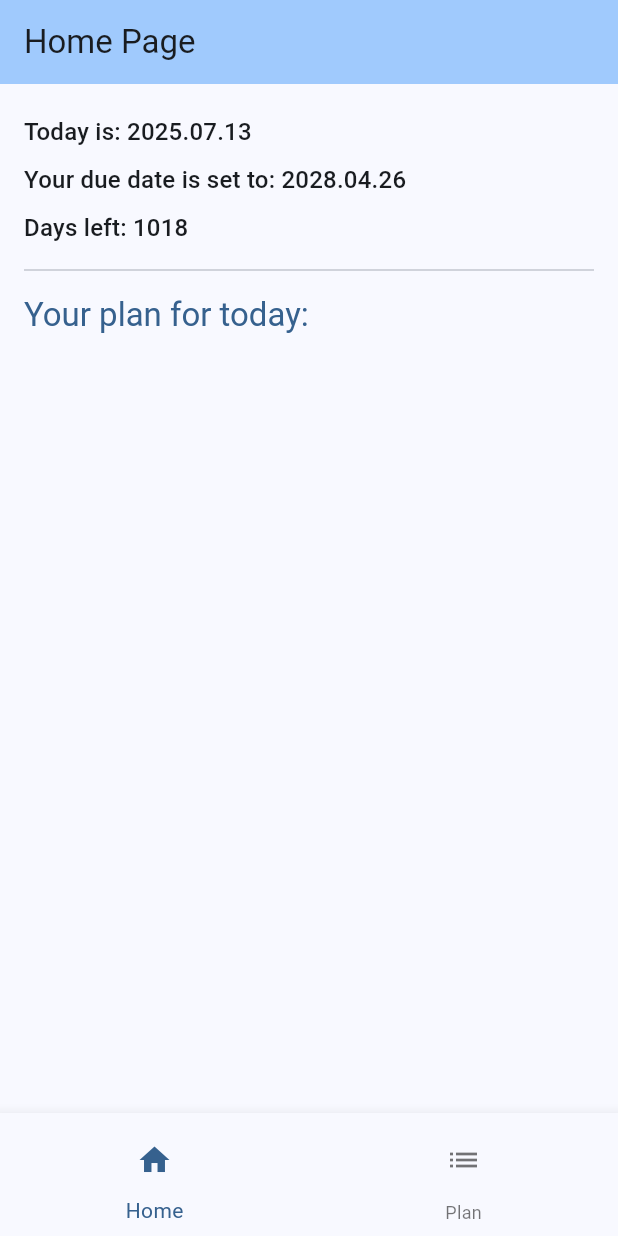
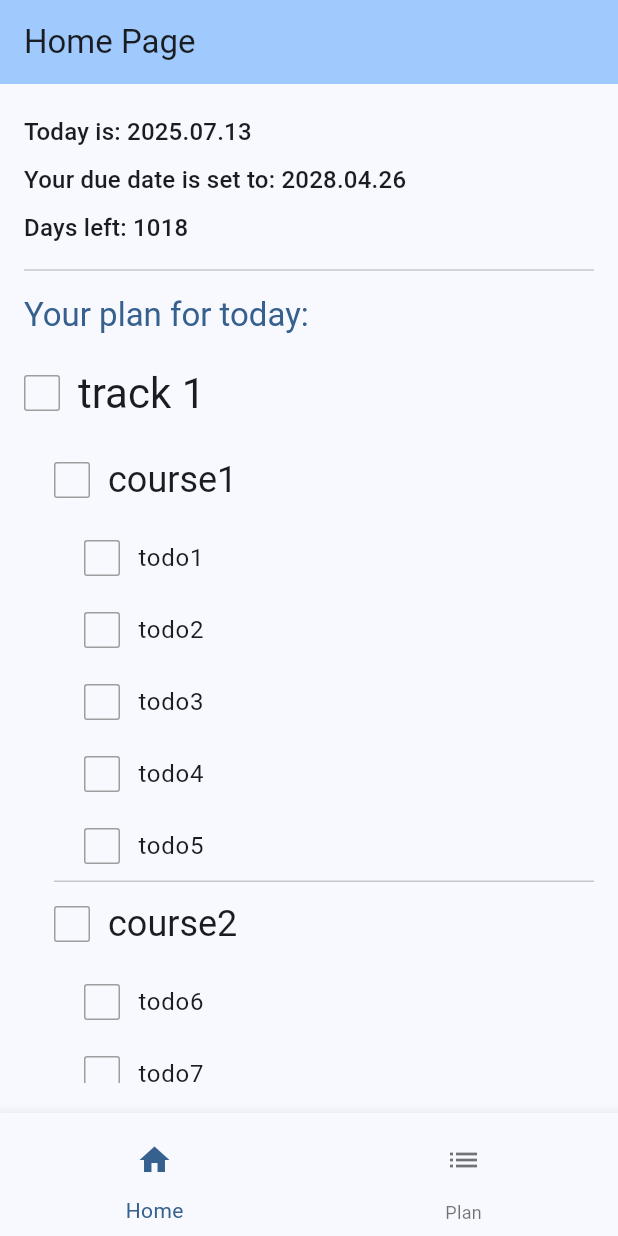
Before and after one commit to bukhanovskayamarina22/curricula_flutter_app, a Flutter app: the screen it shows after launch, on a phone screen of 412 x 824 dp. Run offline on Flutter 3.47's test engine with Material 3 defaults, Android fonts, the light colour scheme and no system bars; our stand-ins replace freezed_annotation, sqflite; accounts and stored records are empty.

Commit message:
feat: added list layout for tracks, courses, and todos

```diff
--- a/lib/mock_data.dart
+++ b/lib/mock_data.dart
@@ -1,6 +1,6 @@
-import 'package:curricula_flutter_app/service/models/course_repository_model.dart';
-import 'package:curricula_flutter_app/service/models/todo_repository_model.dart';
-import 'package:curricula_flutter_app/service/models/track_repository_model.dart';
+import 'package:curricula_flutter_app/service/models/course_repository_model.dart' show CourseRepositoryModel;
+import 'package:curricula_flutter_app/service/models/todo_repository_model.dart' show TodoRepositoryModel;
+import 'package:curricula_flutter_app/service/models/track_repository_model.dart' show TrackRepositoryModel;
 
 final track1 = TrackRepositoryModel(id: 1, name: 'track 1', link: 'http://example.com');
 final track2 = TrackRepositoryModel(id: 2, name: 'track 2', link: null);
--- a/lib/screens/home_screen.dart
+++ b/lib/screens/home_screen.dart
@@ -1,3 +1,4 @@
+import 'package:curricula_flutter_app/mock_data.dart';
 import 'package:curricula_flutter_app/screens/widgets/app_bottom_navigation_bar.dart';
 import 'package:curricula_flutter_app/utils/date_time_formatter.dart';
 import 'package:flutter/material.dart';
@@ -37,10 +38,9 @@ class _MyHomePageState extends State<MyHomePage> {
       bottomNavigationBar: AppBottomNavigationBar(index: 0),
       body: Padding(
         padding: const EdgeInsets.symmetric(horizontal: 16, vertical: 20),
-        child: Column(
-          mainAxisSize: MainAxisSize.min,
-          crossAxisAlignment: CrossAxisAlignment.start,
-          children: [
+        child: CustomScrollView(
+          slivers:
+              [
                 Text(todayText, style: titleMedium),
                 SizedBox(height: 8),
                 Text(dueDateText, style: titleMedium),
@@ -51,6 +51,146 @@ class _MyHomePageState extends State<MyHomePage> {
                 SizedBox(height: 8),
                 Text('Your plan for today:', style: titleLargePrimary),
                 SizedBox(height: 8),
+                SliverList.separated(
+                  itemCount: tracks.length,
+                  itemBuilder: (context, index) {
+                    final track = tracks[index];
+                    var trackCourses = courses.where((c) => c.trackId == track.id).toList();
+                    return Column(
+                      mainAxisSize: MainAxisSize.min,
+                      children: [
+                        TrackTile(text: track.name),
+                        Padding(
+                          padding: const EdgeInsets.only(left: 20),
+                          child: ListView.separated(
+                            shrinkWrap: true,
+                            itemCount: trackCourses.length,
+                            itemBuilder: (context, index) {
+                              final course = trackCourses[index];
+                              final courseTodos = todosByCourse[course.id];
+                              return Column(
+                                mainAxisSize: MainAxisSize.min,
+                                children: [
+                                  CourseTile(text: course.name),
+                                  Padding(
+                                    padding: const EdgeInsets.only(left: 20),
+                                    child: ListView.builder(
+                                      shrinkWrap: true,
+                                      itemCount: courseTodos?.length ?? 0,
+                                      itemBuilder: (context, index) {
+                                        return courseTodos != null
+                                            ? TodoTile(text: courseTodos[index].name)
+                                            : SizedBox.shrink();
+                                      },
+                                    ),
+                                  ),
+                                ],
+                              );
+                            },
+                            separatorBuilder: (context, index) {
+                              return Divider(thickness: 1, height: 0);
+                            },
+                          ),
+                        ),
+                      ],
+                    );
+                  },
+                  separatorBuilder: (context, index) {
+                    return Divider(thickness: 2, height: 0, color: Theme.of(context).dividerColor);
+                  },
+                ),
+              ].map((w) => w is SliverList ? w : SliverToBoxAdapter(child: w)).toList(),
+        ),
+      ),
+    );
+  }
+}
+
+class TrackTile extends StatelessWidget {
+  const TrackTile({required this.text, super.key});
+
+  final String text;
+
+  @override
+  Widget build(BuildContext context) {
+    return CustomListTile(
+      text: text,
+      textStyle: Theme.of(context).textTheme.headlineMedium!,
+      padding: const EdgeInsets.symmetric(vertical: 12),
+    );
+  }
+}
+
+class CourseTile extends StatelessWidget {
+  const CourseTile({required this.text, super.key});
+
+  final String text;
+
+  @override
+  Widget build(BuildContext context) {
+    return CustomListTile(
+      text: text,
+      textStyle: Theme.of(context).textTheme.headlineSmall!,
+      padding: const EdgeInsets.symmetric(vertical: 12),
+    );
+  }
+}
+
+class TodoTile extends StatelessWidget {
+  const TodoTile({required this.text, super.key});
+
+  final String text;
+
+  @override
+  Widget build(BuildContext context) {
+    return CustomListTile(
+      text: text,
+      textStyle: Theme.of(context).textTheme.bodyLarge!,
+      padding: const EdgeInsets.symmetric(vertical: 12),
+    );
+  }
+}
+
+class CustomListTile extends StatefulWidget {
+  const CustomListTile({required this.text, required this.textStyle, required this.padding, super.key});
+
+  final String text;
+  final TextStyle textStyle;
+  final EdgeInsetsGeometry padding;
+
+  @override
+  CustomListTileState createState() => CustomListTileState();
+}
+
+class CustomListTileState extends State<CustomListTile> {
+  bool isChecked = false;
+
+  void _toggleCheckbox() {
+    setState(() {
+      isChecked = !isChecked;
+    });
+  }
+
+  @override
+  Widget build(BuildContext context) {
+    return GestureDetector(
+      onTap: _toggleCheckbox,
+      child: Padding(
+        padding: widget.padding,
+        child: Row(
+          children: [
+            Container(
+              width: 24,
+              height: 24,
+              decoration: BoxDecoration(
+                border: Border.all(color: Colors.grey),
+                borderRadius: BorderRadius.circular(2),
+                color: isChecked ? Theme.of(context).primaryColor : Colors.transparent,
+              ),
+              child: isChecked ? Icon(Icons.check, size: 20, color: Colors.white) : null,
+            ),
+            SizedBox(width: 12),
+            Expanded(child: Text(widget.text, style: widget.textStyle)),
           ],
         ),
       ),
```
Lines whose indentation alone changed are shown as unchanged.
